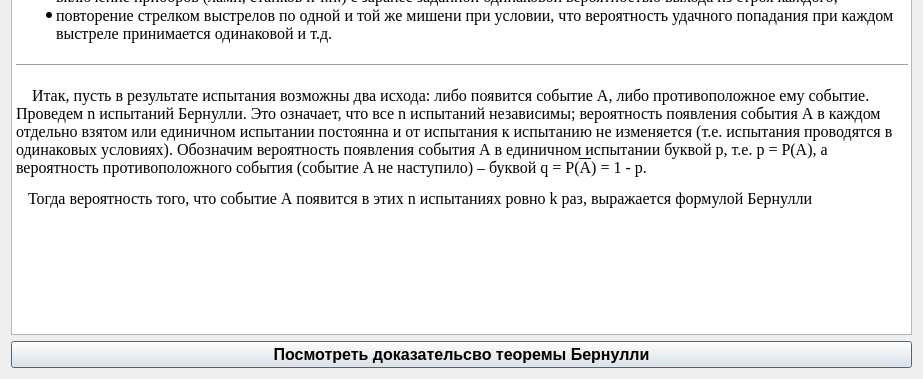
Alivexx/bernulli, file Popelov_Kuznetsov_bernulli/theory.ui: the form before one commit; both pictures show x 0 to 923 and y 272 to 651 of the 923 by 651 pixel window.
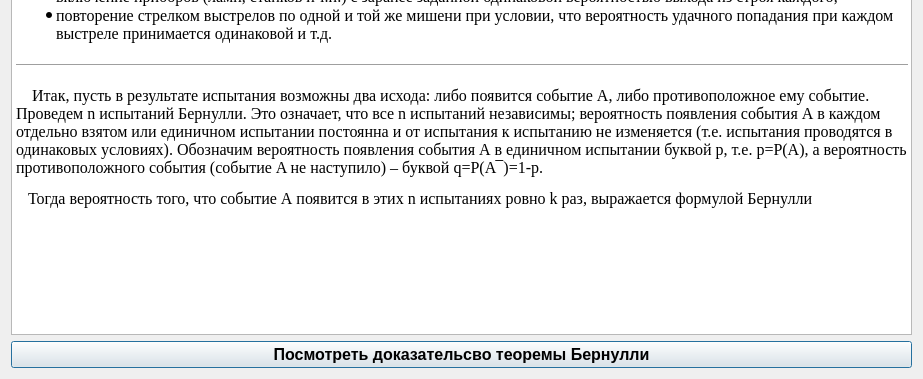
The form after the commit. Icons and pictures are not drawn.

```diff
--- a/Popelov_Kuznetsov_bernulli/theory.ui
+++ b/Popelov_Kuznetsov_bernulli/theory.ui
@@ -31,7 +31,7 @@
 p, li { white-space: pre-wrap; }
 &lt;/style&gt;&lt;/head&gt;&lt;body style=&quot; font-family:'Times New Roman'; font-size:12pt; font-weight:400; font-style:normal;&quot;&gt;
 &lt;h2 align=&quot;center&quot; style=&quot; margin-top:16px; margin-bottom:12px; margin-left:0px; margin-right:0px; -qt-block-indent:0; text-indent:0px;&quot;&gt;&lt;span style=&quot; font-size:x-large; font-weight:600;&quot;&gt;Описание схемы Бернулли&lt;/span&gt;&lt;/h2&gt;
-&lt;p style=&quot; margin-top:12px; margin-bottom:12px; margin-left:0px; margin-right:0px; -qt-block-indent:0; text-indent:0px;&quot;&gt;    При решении вероятностных задач часто приходится сталкиваться с ситуациями, в которых одно и тоже испытание повторяется многократно и исход каждого испытания независим от исходов других. Такой эксперимент еще называется схемой повторных независимых испытаний или схемой Бернулли.&lt;/p&gt;
+&lt;p style=&quot; margin-top:12px; margin-bottom:12px; margin-left:0px; margin-right:0px; -qt-block-indent:0; text-indent:0px;&quot;&gt;    При решении вероятностных задач часто приходится сталкиваться с ситуациями, в которых одно и тоже испытание повторяется многократно и исход каждого испытания независим от исходов других. Такой эксперимент еще называется схемой повторных независимых испытаний или схемой Бернулли.&lt;/p&gt;
 &lt;hr /&gt;
 &lt;p style=&quot; margin-top:12px; margin-bottom:12px; margin-left:0px; margin-right:0px; -qt-block-indent:0; text-indent:0px;&quot;&gt;Примеры повторных испытаний:&lt;/p&gt;
 &lt;ul style=&quot;margin-top: 0px; margin-bottom: 0px; margin-left: 0px; margin-right: 0px; -qt-list-indent: 1;&quot;&gt;&lt;li style=&quot; margin-top:12px; margin-bottom:0px; margin-left:0px; margin-right:0px; -qt-block-indent:0; text-indent:0px;&quot;&gt;бросание монеты или игрального кубика (вероятности выпадения герба/решки или определенной цифры одинаковы в каждом броске);&lt;/li&gt;
@@ -39,8 +39,8 @@
 &lt;li style=&quot; margin-top:0px; margin-bottom:0px; margin-left:0px; margin-right:0px; -qt-block-indent:0; text-indent:0px;&quot;&gt;включение приборов (ламп, станков и т.п.) с заранее заданной одинаковой вероятностью выхода из строя каждого;&lt;/li&gt;
 &lt;li style=&quot; margin-top:0px; margin-bottom:12px; margin-left:0px; margin-right:0px; -qt-block-indent:0; text-indent:0px;&quot;&gt;повторение стрелком выстрелов по одной и той же мишени при условии, что вероятность удачного попадания при каждом выстреле принимается одинаковой и т.д.&lt;/li&gt;&lt;/ul&gt;
 &lt;hr /&gt;
-&lt;p style=&quot; margin-top:12px; margin-bottom:12px; margin-left:0px; margin-right:0px; -qt-block-indent:0; text-indent:0px;&quot;&gt;    Итак, пусть в результате испытания возможны два исхода: либо появится событие А, либо противоположное ему событие. Проведем n испытаний Бернулли. Это означает, что все n испытаний независимы; вероятность появления события А в каждом отдельно взятом или единичном испытании постоянна и от испытания к испытанию не изменяется (т.е. испытания проводятся в одинаковых условиях). Обозначим вероятность появления события А в единичном испытании буквой р, т.е. p = P(A), а вероятность противоположного события (событие A не наступило) – буквой q = P(&lt;span style=&quot; text-decoration: overline;&quot;&gt;A&lt;/span&gt;) = 1 - p.&lt;/p&gt;
-&lt;p style=&quot; margin-top:12px; margin-bottom:12px; margin-left:0px; margin-right:0px; -qt-block-indent:0; text-indent:0px;&quot;&gt;   Тогда вероятность того, что событие А появится в этих n испытаниях ровно k раз, выражается формулой Бернулли&lt;/p&gt;
+&lt;p style=&quot; margin-top:12px; margin-bottom:12px; margin-left:0px; margin-right:0px; -qt-block-indent:0; text-indent:0px;&quot;&gt;    Итак, пусть в результате испытания возможны два исхода: либо появится событие А, либо противоположное ему событие. Проведем n испытаний Бернулли. Это означает, что все n испытаний независимы; вероятность появления события А в каждом отдельно взятом или единичном испытании постоянна и от испытания к испытанию не изменяется (т.е. испытания проводятся в одинаковых условиях). Обозначим вероятность появления события А в единичном испытании буквой р, т.е. p=P(A), а вероятность противоположного события (событие A не наступило) – буквой q=P(A ̅ )=1-p.&lt;/p&gt;
+&lt;p style=&quot; margin-top:12px; margin-bottom:12px; margin-left:0px; margin-right:0px; -qt-block-indent:0; text-indent:0px;&quot;&gt;   Тогда вероятность того, что событие А появится в этих n испытаниях ровно k раз, выражается формулой Бернулли&lt;/p&gt;
 &lt;p align=&quot;center&quot; style=&quot; margin-top:12px; margin-bottom:12px; margin-left:0px; margin-right:0px; -qt-block-indent:0; text-indent:0px;&quot;&gt;&lt;img src=&quot;:/rec/img/form.png&quot; /&gt;&lt;/p&gt;&lt;/body&gt;&lt;/html&gt;</string>
      </property>
     </widget>
```
